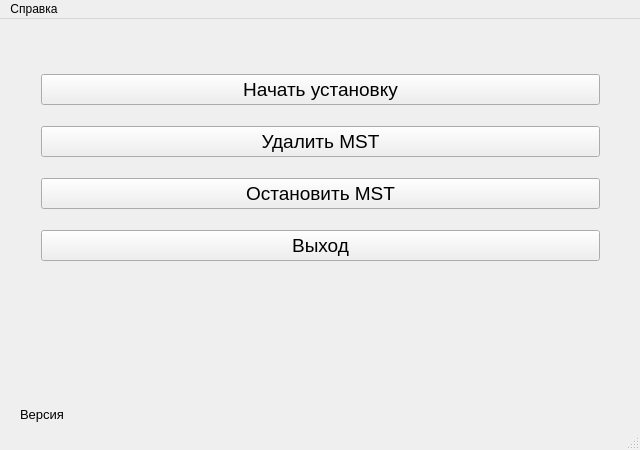
marcelo-tavares-ifsp/mst, file mst/ui/install_window/installwindow.ui: the form before one commit.
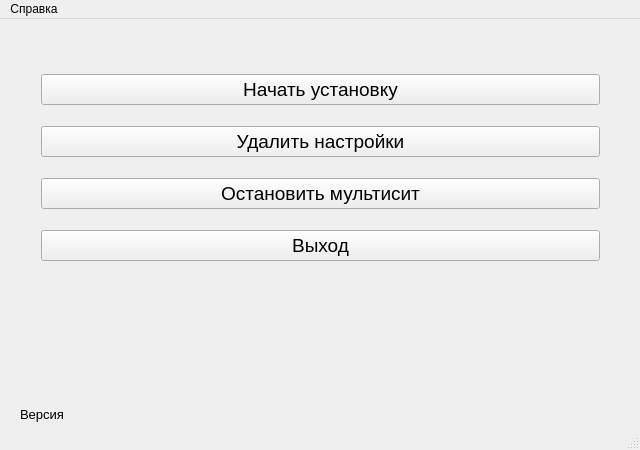
The form after the commit. The open tabs and pages were chosen to show the change.

Commit message:
installwindow.ui: Change button labels
* mst/ui/install_window/installwindow.ui: Change button labels to make
  it easier to figure out their functionality.

```diff
--- a/mst/ui/install_window/installwindow.ui
+++ b/mst/ui/install_window/installwindow.ui
@@ -81,7 +81,7 @@
           </font>
          </property>
          <property name="text">
-          <string>Удалить MST</string>
+          <string>Удалить настройки</string>
          </property>
         </widget>
        </item>
@@ -93,7 +93,7 @@
           </font>
          </property>
          <property name="text">
-          <string>Остановить MST</string>
+          <string>Остановить мультисит</string>
          </property>
         </widget>
        </item>
```
Left out of the diff: 4 changed lines with no effect on the pictures.
